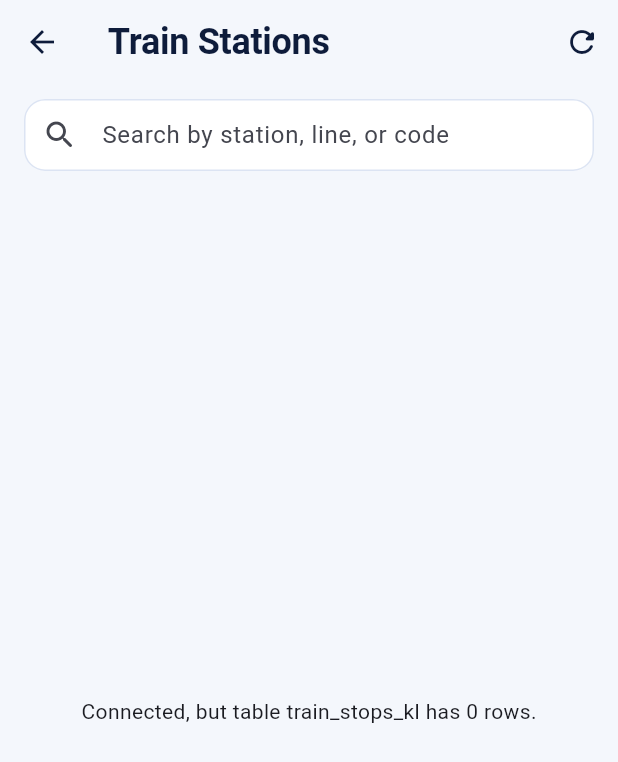
After one commit to DataMiningSoftware/SmartCommuterAssistance, a Flutter app: the HomeScreen screen opened directly, after a tap on "All Stations", on a phone screen of 412 x 824 dp. The commit adds this screen. Shown: the top 762 px of the screen. Run offline on Flutter 3.47's test engine with Material 3 defaults, Android fonts, the phone set to English and light mode, and no system bars; our stand-ins replace shared_preferences, sqflite, supabase_flutter; accounts and stored records are empty.

Commit message:
Station List Hotfix
Made some changes to how the stations are displayed, it content is the same but categorized

```diff
--- /dev/null
+++ b/Trains/Smart Commuter Assistant+/lib/screens/stations_screen.dart
@@ -0,0 +1,284 @@
+import 'package:flutter/material.dart';
+import 'package:supabase_flutter/supabase_flutter.dart';
+
+class StationsScreen extends StatefulWidget {
+  const StationsScreen({super.key});
+
+  @override
+  State<StationsScreen> createState() => _StationsScreenState();
+}
+
+class _StationsScreenState extends State<StationsScreen> {
+  final TextEditingController _searchController = TextEditingController();
+  final List<Map<String, dynamic>> _allStations = <Map<String, dynamic>>[];
+  List<Map<String, dynamic>> _filteredStations = <Map<String, dynamic>>[];
+  bool _isLoading = true;
+  String? _errorMessage;
+
+  @override
+  void initState() {
+    super.initState();
+    _searchController.addListener(_applyFilter);
+    _loadStations();
+  }
+
+  @override
+  void dispose() {
+    _searchController.dispose();
+    super.dispose();
+  }
+
+  Future<void> _loadStations() async {
+    setState(() {
+      _isLoading = true;
+      _errorMessage = null;
+    });
+
+    try {
+      final rows = await Supabase.instance.client.from('train_stops_kl').select();
+      final stations = rows
+          .whereType<Map>()
+          .map((row) => Map<String, dynamic>.from(row))
+          .toList();
+
+      stations.sort((a, b) {
+        final aName = _stationName(a).toLowerCase();
+        final bName = _stationName(b).toLowerCase();
+        return aName.compareTo(bName);
+      });
+
+      if (!mounted) return;
+      setState(() {
+        _allStations
+          ..clear()
+          ..addAll(stations);
+        _filteredStations = List<Map<String, dynamic>>.from(_allStations);
+      });
+    } catch (e) {
+      if (!mounted) return;
+      setState(() {
+        _errorMessage = e.toString();
+      });
+    } finally {
+      if (mounted) {
+        setState(() => _isLoading = false);
+      }
+    }
+  }
+
+  void _applyFilter() {
+    final query = _searchController.text.trim().toLowerCase();
+    if (query.isEmpty) {
+      setState(() => _filteredStations = List<Map<String, dynamic>>.from(_allStations));
+      return;
+    }
+
+    final filtered = _allStations.where((station) {
+      final name = _stationName(station).toLowerCase();
+      final line = _stationLine(station).toLowerCase();
+      final code = _stationCode(station).toLowerCase();
+      return name.contains(query) || line.contains(query) || code.contains(query);
+    }).toList();
+
+    setState(() => _filteredStations = filtered);
+  }
+
+  @override
+  Widget build(BuildContext context) {
+    return Scaffold(
+      appBar: AppBar(
+        title: const Text('Train Stations'),
+        actions: [
+          IconButton(
+            onPressed: _loadStations,
+            icon: const Icon(Icons.refresh_rounded),
+            tooltip: 'Refresh',
+          ),
+        ],
+      ),
+      body: Column(
+        children: [
+          Padding(
+            padding: const EdgeInsets.fromLTRB(16, 10, 16, 10),
+            child: TextField(
+              controller: _searchController,
+              decoration: InputDecoration(
+                hintText: 'Search by station, line, or code',
+                prefixIcon: const Icon(Icons.search_rounded),
+                suffixIcon: _searchController.text.isEmpty
+                    ? null
+                    : IconButton(
+                        onPressed: () {
+                          _searchController.clear();
+                          FocusScope.of(context).unfocus();
+                        },
+                        icon: const Icon(Icons.close_rounded),
+                      ),
+              ),
+            ),
+          ),
+          Expanded(
+            child: _buildBody(),
+          ),
+        ],
+      ),
+    );
+  }
+
+  Widget _buildBody() {
+    if (_isLoading) {
+      return const Center(child: CircularProgressIndicator());
+    }
+
+    if (_errorMessage != null) {
+      return Center(
+        child: Padding(
+          padding: const EdgeInsets.all(20),
+          child: Column(
+            mainAxisSize: MainAxisSize.min,
+            children: [
+              const Icon(Icons.error_outline_rounded, color: Color(0xFFD7263D), size: 30),
+              const SizedBox(height: 10),
+              const Text(
+                'Failed to load stations from Supabase',
+                style: TextStyle(fontWeight: FontWeight.w700),
+              ),
+              const SizedBox(height: 6),
+              Text(
+                _errorMessage!,
+                textAlign: TextAlign.center,
+                style: const TextStyle(color: Color(0xFF667085)),
+              ),
+              const SizedBox(height: 12),
+              ElevatedButton(
+                onPressed: _loadStations,
+                child: const Text('Try Again'),
+              ),
+            ],
+          ),
+        ),
+      );
+    }
+
+    if (_allStations.isEmpty) {
+      return const Center(
+        child: Text('Connected, but table train_stops_kl has 0 rows.'),
+      );
+    }
+
+    if (_filteredStations.isEmpty) {
+      return const Center(child: Text('No stations match your search.'));
+    }
+
+    return ListView.separated(
+      padding: const EdgeInsets.fromLTRB(16, 4, 16, 20),
+      itemCount: _filteredStations.length,
+      separatorBuilder: (_, __) => const SizedBox(height: 10),
+      itemBuilder: (context, index) {
+        final station = _filteredStations[index];
+        return _StationCard(
+          name: _stationName(station),
+          line: _stationLine(station),
+          code: _stationCode(station),
+        );
+      },
+    );
+  }
+
+  static String _pickValue(Map<String, dynamic> row, List<String> keys, {String fallback = 'N/A'}) {
+    for (final key in keys) {
+      final value = row[key];
+      if (value != null) {
+        final text = value.toString().trim();
+        if (text.isNotEmpty) return text;
+      }
+    }
+    return fallback;
+  }
+
+  static String _stationName(Map<String, dynamic> row) => _pickValue(
+        row,
+        const <String>['stop_name', 'station_name', 'name', 'station'],
+        fallback: 'Unnamed Station',
+      );
+
+  static String _stationLine(Map<String, dynamic> row) => _pickValue(
+        row,
+        const <String>['category', 'line', 'line_name', 'route', 'route_name'],
+      );
+
+  static String _stationCode(Map<String, dynamic> row) => _pickValue(
+        row,
+        const <String>['stop_id', 'station_code', 'code', 'stop_code', 'route_id', 'id'],
+      );
+}
+
+class _StationCard extends StatelessWidget {
+  final String name;
+  final String line;
+  final String code;
+
+  const _StationCard({
+    required this.name,
+    required this.line,
+    required this.code,
+  });
+
+  @override
+  Widget build(BuildContext context) {
+    return Container(
+      padding: const EdgeInsets.all(14),
+      decoration: BoxDecoration(
+        color: Colors.white,
+        borderRadius: BorderRadius.circular(16),
+        border: Border.all(color: const Color(0xFFE3EAF7)),
+      ),
+      child: Row(
+        children: [
+          Container(
+            width: 44,
+            height: 44,
+            decoration: BoxDecoration(
+              color: Theme.of(context).colorScheme.primary.withValues(alpha: 0.1),
+              borderRadius: BorderRadius.circular(12),
+            ),
+            child: Icon(
+              Icons.train_rounded,
+              color: Theme.of(context).colorScheme.primary,
+            ),
+          ),
+          const SizedBox(width: 12),
+          Expanded(
+            child: Column(
+              crossAxisAlignment: CrossAxisAlignment.start,
+              children: [
+                Text(
+                  name,
+                  style: const TextStyle(fontWeight: FontWeight.w700, fontSize: 15),
+                ),
+                const SizedBox(height: 3),
+                Text(
+                  line,
+                  style: const TextStyle(color: Color(0xFF667085)),
+                ),
+              ],
+            ),
+          ),
+          const SizedBox(width: 10),
+          Container(
+            padding: const EdgeInsets.symmetric(horizontal: 10, vertical: 6),
+            decoration: BoxDecoration(
+              color: const Color(0xFFF4F7FC),
+              borderRadius: BorderRadius.circular(99),
+              border: Border.all(color: const Color(0xFFDDE6F5)),
+            ),
+            child: Text(
+              code,
+              style: const TextStyle(fontWeight: FontWeight.w700),
+            ),
+          ),
+        ],
+      ),
+    );
+  }
+}
```
Also changed, not shown: Trains/Smart Commuter Assistant+/lib/screens/home_screen.dart (+5 -112 lines).
